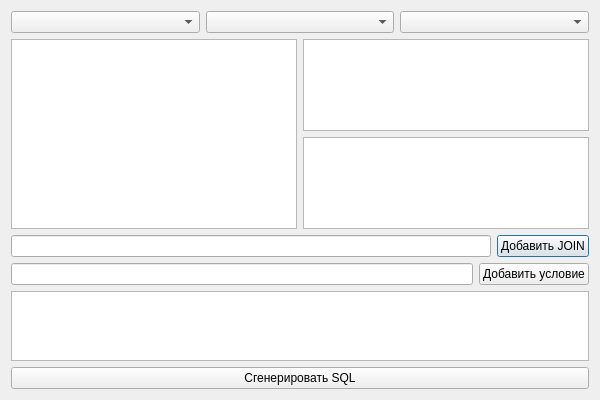
Qt form QueryBuilderDialog.ui (Aeternah/kursach_QT_DB) before a commit.
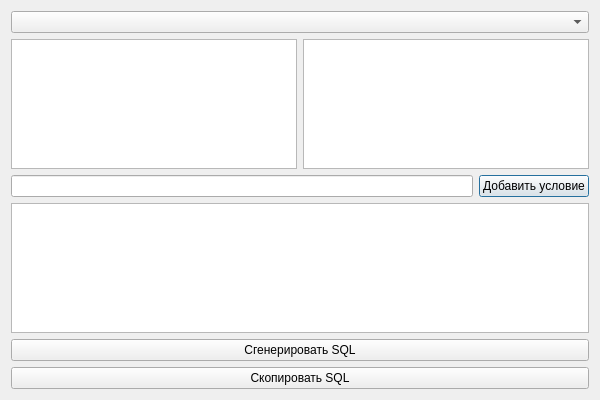
The same form after that commit.

What changed in the file:
```diff
--- a/QueryBuilderDialog.ui
+++ b/QueryBuilderDialog.ui
@@ -16,12 +16,6 @@
      <item>
       <widget class="QComboBox" name="comboMainTable"/>
      </item>
-     <item>
-      <widget class="QComboBox" name="comboJoinTable"/>
-     </item>
-     <item>
-      <widget class="QComboBox" name="comboJoinType"/>
-     </item>
     </layout>
    </item>
    <item>
@@ -30,28 +24,7 @@
       <widget class="QListWidget" name="listColumns"/>
      </item>
      <item>
-      <layout class="QVBoxLayout" name="joinsLayout">
-       <item>
-        <widget class="QListWidget" name="listJoins"/>
-       </item>
-       <item>
-        <widget class="QListWidget" name="listConditions"/>
-       </item>
-      </layout>
-     </item>
-    </layout>
-   </item>
-   <item>
-    <layout class="QHBoxLayout" name="joinControlLayout">
-     <item>
-      <widget class="QLineEdit" name="editJoinCondition"/>
-     </item>
-     <item>
-      <widget class="QPushButton" name="btnAddJoin">
-       <property name="text">
-        <string>Добавить JOIN</string>
-       </property>
-      </widget>
+      <widget class="QListWidget" name="listConditions"/>
      </item>
     </layout>
    </item>
@@ -79,6 +52,13 @@
      </property>
     </widget>
    </item>
+   <item>
+    <widget class="QPushButton" name="btnCopy">
+     <property name="text">
+      <string>Скопировать SQL</string>
+     </property>
+    </widget>
+   </item>
   </layout>
  </widget>
  <resources/>
```
